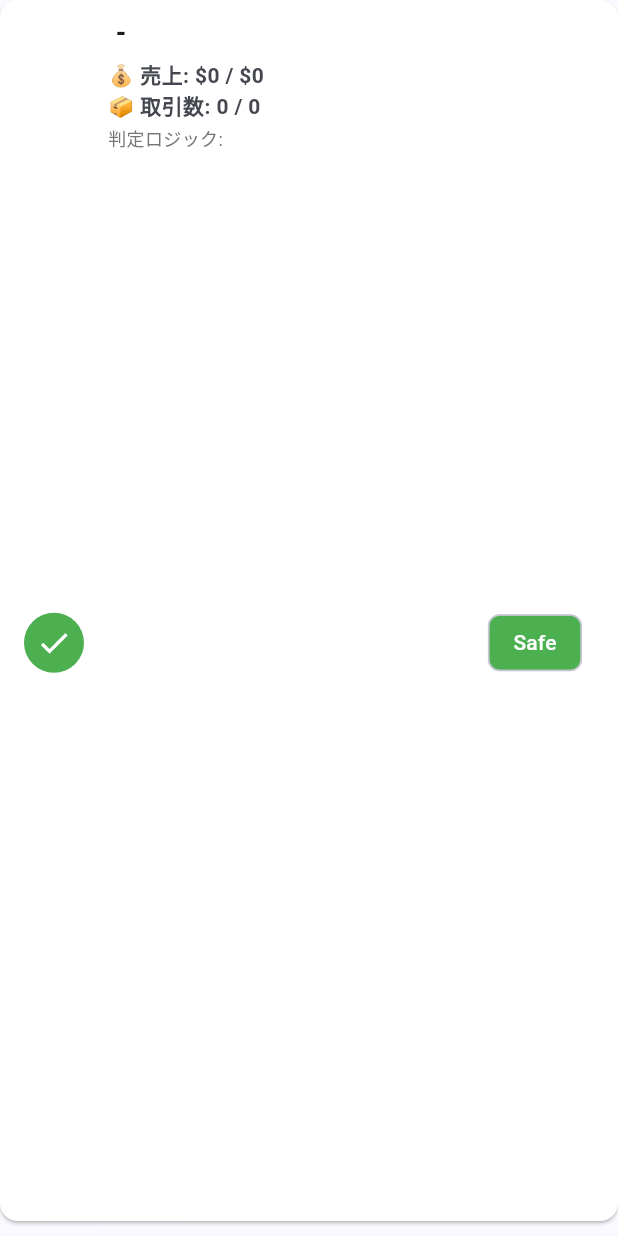
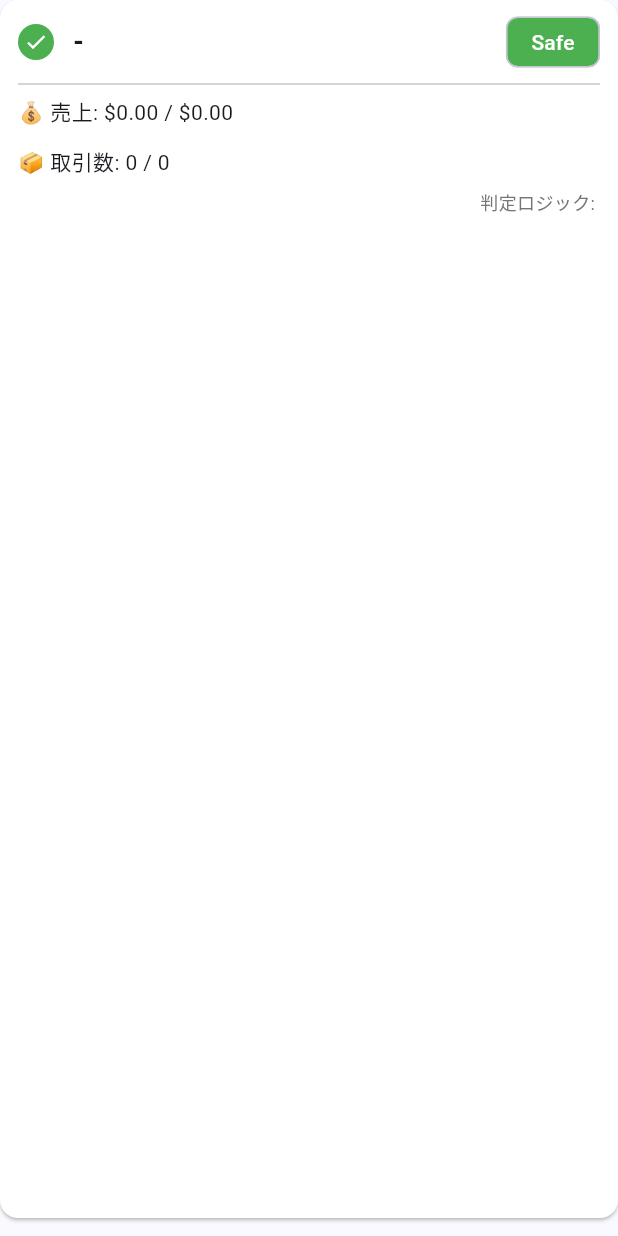
Before and after one commit to haruka08030/eagle-tax, a Flutter app: the StateResultCard widget shown alone on an empty page, opened directly with empty values, on a phone screen of 412 x 824 dp. Run offline on Flutter 3.47's test engine with Material 3 defaults, Android fonts, the phone set to English and light mode, and no system bars; our stand-ins replace flutter_dotenv, supabase_flutter; accounts and stored records are empty.

Commit message:
feat: Enhance state result card UI by adding progress bars for sales and transaction limits and currency formatting.

```diff
--- a/lib/main.dart
+++ b/lib/main.dart
@@ -6,10 +6,8 @@ import 'screens/tax_monitor_screen.dart';
 Future<void> main() async {
   WidgetsFlutterBinding.ensureInitialized();
 
-  // 環境変数を読み込み
   await dotenv.load(fileName: ".env");
 
-  // Supabaseを初期化
   await Supabase.initialize(
     url: dotenv.env['SUPABASE_URL']!,
     anonKey: dotenv.env['SUPABASE_ANON_KEY']!,
--- a/lib/widgets/state_result_card.dart
+++ b/lib/widgets/state_result_card.dart
@@ -1,4 +1,5 @@
 import 'package:flutter/material.dart';
+import 'package:intl/intl.dart';
 
 /// 州の診断結果を表示するカードウィジェット
 class StateResultCard extends StatelessWidget {
@@ -9,75 +10,143 @@ class StateResultCard extends StatelessWidget {
     required this.result,
   });
 
+  /// しきい値に対する進捗を表示するウィジェットを構築
+  Widget _buildProgressInfo(
+      BuildContext context, double currentValue, int? limitValue) {
+    if (limitValue == null || limitValue == 0) {
+      return const SizedBox.shrink(); // しきい値がなければ何も表示しない
+    }
+
+    final double progress = currentValue / limitValue;
+    final double displayProgress = progress.clamp(0.0, 1.0);
+    final String percentage = '${(progress * 100).toStringAsFixed(0)}%';
+
+    Color progressColor;
+    if (progress >= 1.0) {
+      progressColor = Colors.red;
+    } else if (progress >= 0.8) {
+      progressColor = Colors.orange.shade600;
+    } else {
+      progressColor = Colors.green;
+    }
+
+    return Column(
+      crossAxisAlignment: CrossAxisAlignment.start,
+      children: [
+        const SizedBox(height: 5),
+        ClipRRect(
+          borderRadius: BorderRadius.circular(10),
+          child: LinearProgressIndicator(
+            value: displayProgress,
+            minHeight: 12,
+            backgroundColor: Colors.grey[200],
+            valueColor: AlwaysStoppedAnimation<Color>(progressColor),
+          ),
+        ),
+        const SizedBox(height: 4),
+        Align(
+          alignment: Alignment.centerRight,
+          child: Text(
+            percentage,
+            style: TextStyle(
+              fontWeight: FontWeight.bold,
+              color: progressColor,
+              fontSize: 14,
+            ),
+          ),
+        ),
+      ],
+    );
+  }
+
   @override
   Widget build(BuildContext context) {
     final isDanger = result['isDanger'] as bool;
     final logicType = result['logicType'] as String;
     final txnLimit = result['txnLimit'] as int?;
     final salesLimit = result['salesLimit'] as int?;
+    final currencyFormatter =
+        NumberFormat.currency(locale: 'en_US', symbol: '\$');
 
     return Card(
       elevation: isDanger ? 4 : 1,
       color: isDanger ? Colors.red[50] : Colors.white,
-      margin: const EdgeInsets.only(bottom: 10),
-      child: ListTile(
-        leading: CircleAvatar(
+      margin: const EdgeInsets.only(bottom: 12),
+      child: Padding(
+        padding: const EdgeInsets.symmetric(vertical: 8.0, horizontal: 12.0),
+        child: Column(
+          crossAxisAlignment: CrossAxisAlignment.start,
+          children: [
+            // ヘッダー部分 (州名とステータス)
+            Row(
+              mainAxisAlignment: MainAxisAlignment.spaceBetween,
+              children: [
+                Row(
+                  children: [
+                    CircleAvatar(
+                      radius: 12,
                       backgroundColor: isDanger ? Colors.red : Colors.green,
                       child: Icon(
-            isDanger ? Icons.warning : Icons.check,
+                        isDanger ? Icons.warning_amber_rounded : Icons.check,
                         color: Colors.white,
+                        size: 16,
                       ),
                     ),
-        title: Text(
+                    const SizedBox(width: 8),
+                    Text(
                       '${result['state']} - ${result['stateName']}',
                       style: const TextStyle(
                         fontWeight: FontWeight.bold,
                         fontSize: 18,
                       ),
                     ),
-        subtitle: Column(
-          crossAxisAlignment: CrossAxisAlignment.start,
-          children: [
-            const SizedBox(height: 4),
+                  ],
+                ),
+                isDanger
+                    ? const Chip(
+                        label: Text('NEXUS REACHED'),
+                        backgroundColor: Colors.red,
+                        labelStyle: TextStyle(color: Colors.white),
+                        visualDensity: VisualDensity.compact,
+                      )
+                    : const Chip(
+                        label: Text('Safe'),
+                        backgroundColor: Colors.green,
+                        labelStyle: TextStyle(color: Colors.white),
+                        visualDensity: VisualDensity.compact,
+                      ),
+              ],
+            ),
+            const Divider(height: 16),
+
+            // 売上情報
             Text(
               logicType == 'NONE'
-                  ? '💰 売上: \$${result['total'].toStringAsFixed(0)} / (免税)'
-                  : '💰 売上: \$${result['total'].toStringAsFixed(0)} / \$${salesLimit ?? 0}',
-              style: TextStyle(
-                fontWeight: salesLimit != null && result['total'] >= salesLimit
-                    ? FontWeight.bold
-                    : FontWeight.normal,
+                  ? '💰 売上: ${currencyFormatter.format(result['total'])} / (経済ネクサスなし)'
+                  : '💰 売上: ${currencyFormatter.format(result['total'])} / ${currencyFormatter.format(salesLimit ?? 0)}',
             ),
-            ),
-            if (txnLimit != null)
-              Text(
-                '📦 取引数: ${result['txnCount']} / $txnLimit',
-                style: TextStyle(
-                  fontWeight: result['txnCount'] >= txnLimit
-                      ? FontWeight.bold
-                      : FontWeight.normal,
-                ),
-              ),
-            const SizedBox(height: 2),
-            Text(
+            _buildProgressInfo(context, result['total'] as double, salesLimit),
+
+            // 取引数情報 (もしあれば)
+            if (logicType != 'SALES_ONLY' && txnLimit != null) ...[
+              const SizedBox(height: 12),
+              Text('📦 取引数: ${result['txnCount']} / $txnLimit'),
+              _buildProgressInfo(
+                  context, (result['txnCount'] as int).toDouble(), txnLimit),
+            ],
+
+            const SizedBox(height: 8),
+            Align(
+              alignment: Alignment.centerRight,
+              child: Text(
                 '判定ロジック: $logicType',
                 style: TextStyle(
                   fontSize: 12,
                   color: Colors.grey[600],
                 ),
               ),
+            ),
           ],
-        ),
-        trailing: isDanger
-            ? const Chip(
-                label: Text('NEXUS REACHED'),
-                backgroundColor: Colors.red,
-                labelStyle: TextStyle(color: Colors.white),
-              )
-            : const Chip(
-                label: Text('Safe'),
-                backgroundColor: Colors.green,
-                labelStyle: TextStyle(color: Colors.white),
         ),
       ),
     );
--- a/pubspec.yaml
+++ b/pubspec.yaml
@@ -14,6 +14,7 @@ dependencies:
   http: ^1.6.0
   supabase_flutter: ^2.8.0
   flutter_dotenv: ^5.2.1
+  intl: ^0.20.2
 
 dev_dependencies:
   flutter_test:
```
Also changed, not shown: pubspec.lock. Lines whose indentation alone changed are shown as unchanged.
